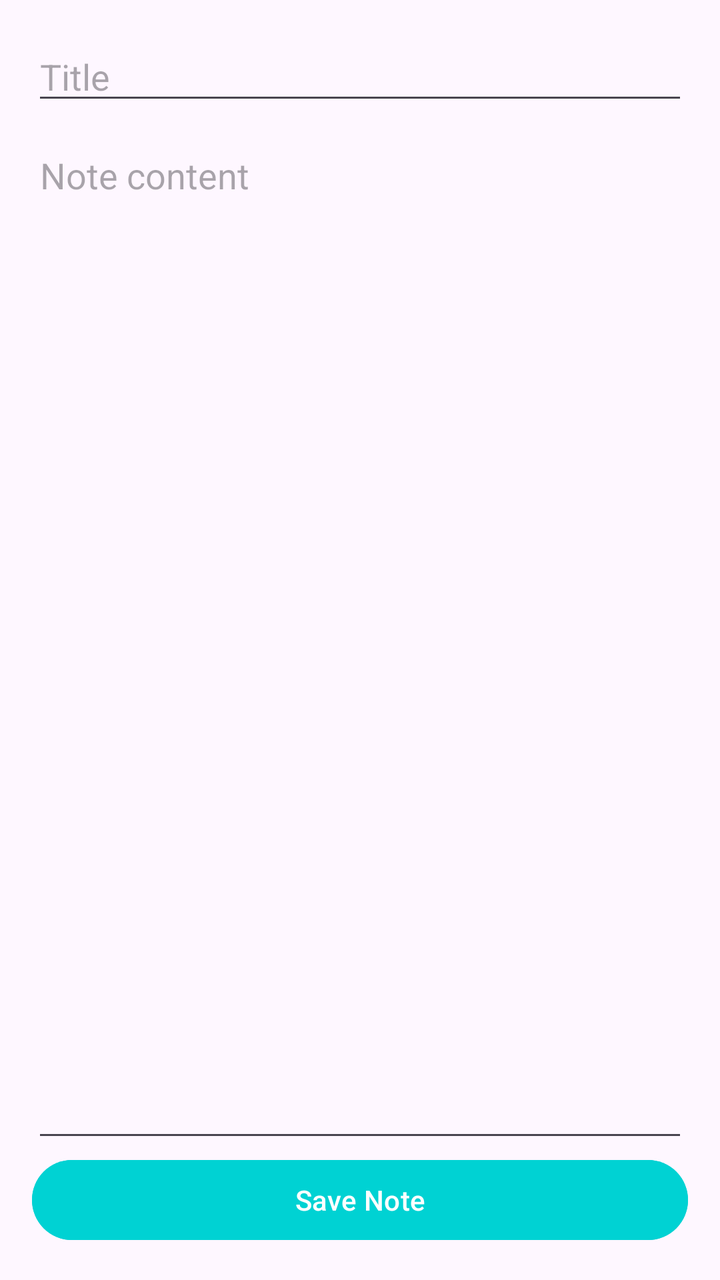
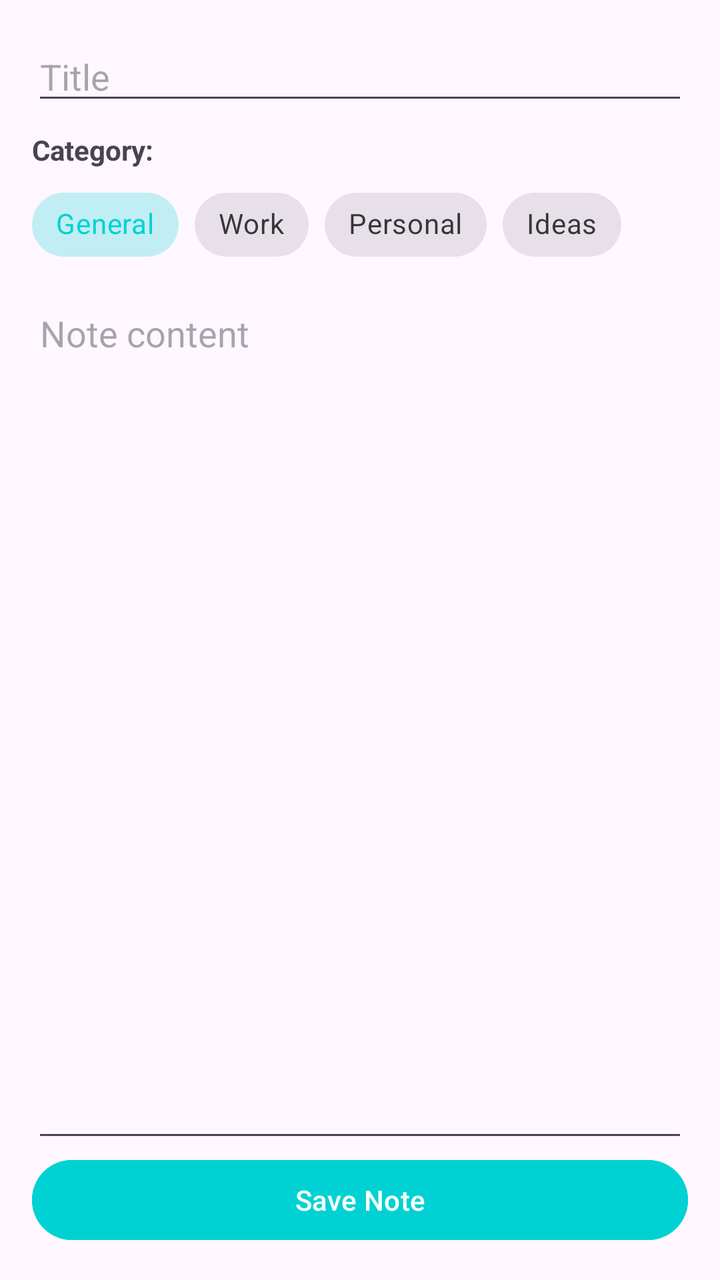

Two renders of the same Android screen: before a commit and after it. Below are the layout's source before the change and the commit's diff.
<!-- AndroidManifest.xml: application theme Theme.Task -->
<!-- res/layout/fragment_second.xml -->
<?xml version="1.0" encoding="utf-8"?>
<androidx.constraintlayout.widget.ConstraintLayout xmlns:android="http://schemas.android.com/apk/res/android"
    xmlns:app="http://schemas.android.com/apk/res-auto"
    xmlns:tools="http://schemas.android.com/tools"
    android:layout_width="match_parent"
    android:layout_height="match_parent"
    android:padding="16dp"
    tools:context=".SecondFragment">

    <EditText
        android:id="@+id/edit_text_title"
        android:layout_width="0dp"
        android:layout_height="wrap_content"
        android:hint="@string/note_title_hint"
        android:inputType="textPersonName"
        app:layout_constraintEnd_toEndOf="parent"
        app:layout_constraintStart_toStartOf="parent"
        app:layout_constraintTop_toTopOf="parent" />

    <EditText
        android:id="@+id/edit_text_content"
        android:layout_width="0dp"
        android:layout_height="0dp"
        android:layout_marginTop="8dp"
        android:gravity="top"
        android:hint="@string/note_content_hint"
        android:inputType="textMultiLine"
        app:layout_constraintBottom_toTopOf="@+id/button_save"
        app:layout_constraintEnd_toEndOf="parent"
        app:layout_constraintStart_toStartOf="parent"
        app:layout_constraintTop_toBottomOf="@id/edit_text_title" />

    <Button
        android:id="@+id/button_save"
        android:layout_width="match_parent"
        android:layout_height="wrap_content"
        android:backgroundTint="@color/company_teal"
        android:text="@string/save_note"
        android:textColor="@color/white"
        app:layout_constraintBottom_toBottomOf="parent"
        app:layout_constraintEnd_toEndOf="parent"
        app:layout_constraintStart_toStartOf="parent" />

</androidx.constraintlayout.widget.ConstraintLayout>
<!-- resources referenced by this layout -->
<resources>
  <color name="company_teal">#00D2D3</color>
  <color name="white">#FFFFFFFF</color>
  <string name="note_content_hint">Note content</string>
  <string name="note_title_hint">Title</string>
  <string name="save_note">Save Note</string>
  <style name="Theme.Task" parent="Base.Theme.Task" />
  <style name="Base.Theme.Task" parent="Theme.Material3.DayNight.NoActionBar">
          
          <item name="colorPrimary">@color/company_teal</item>
          <item name="colorSecondary">@color/company_blue</item>
          <item name="android:statusBarColor">@color/company_dark_blue</item>
      </style>
  <color name="company_blue">#42A5F5</color>
  <color name="company_dark_blue">#1E88E5</color>
</resources>

<!-- the commit's change to res/layout/fragment_second.xml (unified diff, before → after) -->
@@ -17,6 +17,65 @@
         app:layout_constraintStart_toStartOf="parent"
         app:layout_constraintTop_toTopOf="parent" />
 
+    <TextView
+        android:id="@+id/text_view_category_label"
+        android:layout_width="wrap_content"
+        android:layout_height="wrap_content"
+        android:layout_marginTop="8dp"
+        android:text="Category:"
+        android:textStyle="bold"
+        app:layout_constraintStart_toStartOf="parent"
+        app:layout_constraintTop_toBottomOf="@id/edit_text_title" />
+
+    <HorizontalScrollView
+        android:id="@+id/scroll_view_categories"
+        android:layout_width="0dp"
+        android:layout_height="wrap_content"
+        android:layout_marginTop="4dp"
+        android:scrollbars="none"
+        app:layout_constraintEnd_toEndOf="parent"
+        app:layout_constraintStart_toStartOf="parent"
+        app:layout_constraintTop_toBottomOf="@id/text_view_category_label">
+
+        <com.google.android.material.chip.ChipGroup
+            android:id="@+id/chip_group_category"
+            android:layout_width="wrap_content"
+            android:layout_height="wrap_content"
+            app:singleSelection="true"
+            app:selectionRequired="true">
+
+            <com.google.android.material.chip.Chip
+                android:id="@+id/chip_general"
+                style="@style/Widget.MaterialComponents.Chip.Choice"
+                android:layout_width="wrap_content"
+                android:layout_height="wrap_content"
+                android:text="General"
+                android:checked="true" />
+
+            <com.google.android.material.chip.Chip
+                android:id="@+id/chip_work"
+                style="@style/Widget.MaterialComponents.Chip.Choice"
+                android:layout_width="wrap_content"
+                android:layout_height="wrap_content"
+                android:text="Work" />
+
+            <com.google.android.material.chip.Chip
+                android:id="@+id/chip_personal"
+                style="@style/Widget.MaterialComponents.Chip.Choice"
+                android:layout_width="wrap_content"
+                android:layout_height="wrap_content"
+                android:text="Personal" />
+
+            <com.google.android.material.chip.Chip
+                android:id="@+id/chip_ideas"
+                style="@style/Widget.MaterialComponents.Chip.Choice"
+                android:layout_width="wrap_content"
+                android:layout_height="wrap_content"
+                android:text="Ideas" />
+
+        </com.google.android.material.chip.ChipGroup>
+    </HorizontalScrollView>
+
     <EditText
         android:id="@+id/edit_text_content"
         android:layout_width="0dp"
@@ -28,7 +87,7 @@
         app:layout_constraintBottom_toTopOf="@+id/button_save"
         app:layout_constraintEnd_toEndOf="parent"
         app:layout_constraintStart_toStartOf="parent"
-        app:layout_constraintTop_toBottomOf="@id/edit_text_title" />
+        app:layout_constraintTop_toBottomOf="@id/scroll_view_categories" />
 
     <Button
         android:id="@+id/button_save"
